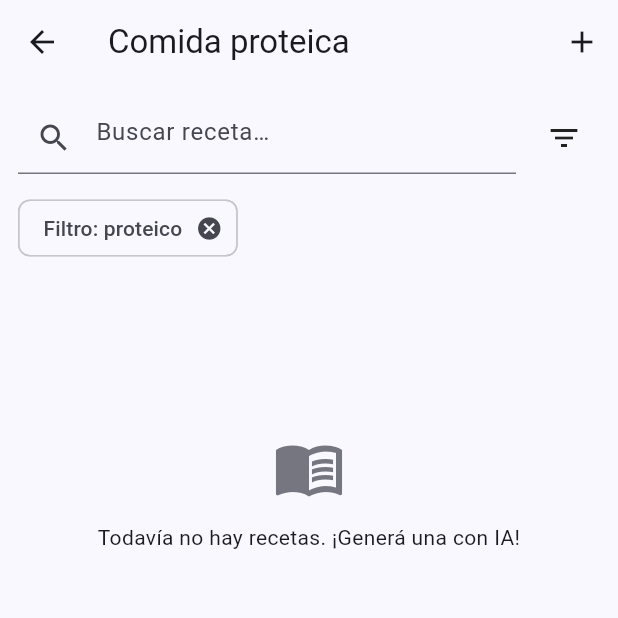
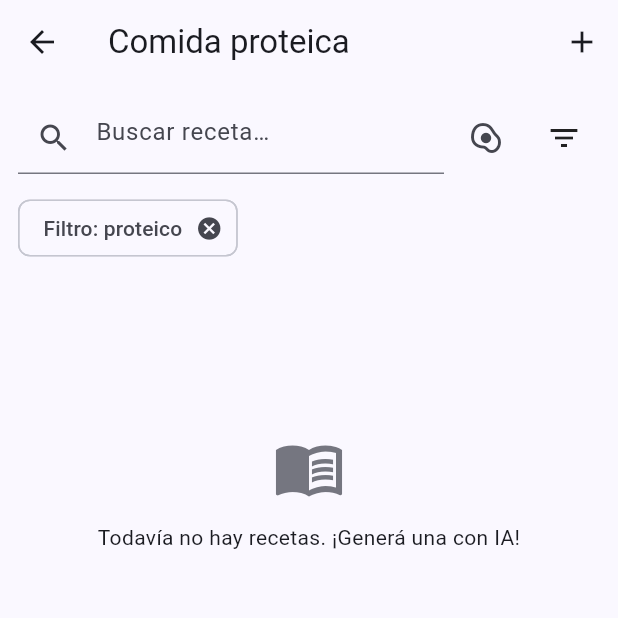
Before and after one commit to ShinraCodeApp/chef-ai-shinra, a Flutter app: the RecipesListScreen screen opened directly, on a phone screen of 412 x 824 dp, the top half of it. Run offline on Flutter 3.47's test engine with Material 3 defaults, Android fonts, the phone set to English and light mode, and no system bars; our stand-ins replace dio, flutter_secure_storage, flutter_tts, image_picker, share_plus, shared_preferences and 1 more; accounts and stored records are empty; network calls fail.

Commit message:
Agregar buscador de recetas por ingrediente
Nuevo query param ?ingredient= en GET /recipes que filtra por nombre de
ingrediente (parcial, case-insensitive). En la pantalla de recetas se
agrega un boton para alternar la busqueda entre titulo e ingrediente.

Co-Authored-By: Claude Sonnet 5 <noreply@anthropic.com>

```diff
--- a/app/lib/providers/recipes_provider.dart
+++ b/app/lib/providers/recipes_provider.dart
@@ -14,6 +14,7 @@ class RecipesProvider extends ChangeNotifier {
   int totalPages = 1;
   String search = '';
   String? dietTag;
+  String ingredient = '';
 
   List<Recipe> favorites = [];
   bool isLoadingFavorites = false;
@@ -29,6 +30,7 @@ class RecipesProvider extends ChangeNotifier {
         'limit': 20,
         if (search.isNotEmpty) 'search': search,
         if (dietTag != null) 'dietTag': dietTag,
+        if (ingredient.isNotEmpty) 'ingredient': ingredient,
       });
       final paginated = Paginated<Recipe>.fromJson(
         response.data as Map<String, dynamic>,
--- a/app/lib/screens/recipes/recipes_list_screen.dart
+++ b/app/lib/screens/recipes/recipes_list_screen.dart
@@ -32,6 +32,7 @@ class RecipesListScreen extends StatefulWidget {
 
 class _RecipesListScreenState extends State<RecipesListScreen> {
   final _searchController = TextEditingController();
+  bool _searchByIngredient = false;
 
   @override
   void initState() {
@@ -94,17 +95,50 @@ class _RecipesListScreenState extends State<RecipesListScreen> {
                   Expanded(
                     child: TextField(
                       controller: _searchController,
-                      decoration: const InputDecoration(
-                        hintText: 'Buscar receta…',
-                        prefixIcon: Icon(Icons.search),
+                      decoration: InputDecoration(
+                        hintText: _searchByIngredient
+                            ? 'Buscar por ingrediente…'
+                            : 'Buscar receta…',
+                        prefixIcon: const Icon(Icons.search),
                       ),
                       onSubmitted: (value) {
-                        provider.search = value;
+                        if (_searchByIngredient) {
+                          provider.ingredient = value;
+                          provider.search = '';
+                        } else {
+                          provider.search = value;
+                          provider.ingredient = '';
+                        }
                         provider.loadRecipes();
                       },
                     ),
                   ),
-                  const SizedBox(width: 8),
+                  const SizedBox(width: 4),
+                  IconButton(
+                    icon: Icon(
+                      _searchByIngredient
+                          ? Icons.egg_alt
+                          : Icons.egg_alt_outlined,
+                    ),
+                    tooltip: _searchByIngredient
+                        ? 'Buscando por ingrediente'
+                        : 'Buscar por ingrediente',
+                    onPressed: () {
+                      setState(
+                        () => _searchByIngredient = !_searchByIngredient,
+                      );
+                      final value = _searchController.text;
+                      if (_searchByIngredient) {
+                        provider.ingredient = value;
+                        provider.search = '';
+                      } else {
+                        provider.search = value;
+                        provider.ingredient = '';
+                      }
+                      if (value.isNotEmpty) provider.loadRecipes();
+                    },
+                  ),
+                  const SizedBox(width: 4),
                   PopupMenuButton<String?>(
                     icon: const Icon(Icons.filter_list),
                     onSelected: (value) {
@@ -133,6 +167,21 @@ class _RecipesListScreenState extends State<RecipesListScreen> {
                     label: Text('Filtro: ${dietTagLabel(provider.dietTag!)}'),
                     onDeleted: () {
                       provider.dietTag = null;
+                      provider.loadRecipes();
+                    },
+                  ),
+                ),
+              ),
+            if (provider.ingredient.isNotEmpty)
+              Padding(
+                padding: const EdgeInsets.symmetric(horizontal: 12),
+                child: Align(
+                  alignment: Alignment.centerLeft,
+                  child: Chip(
+                    label: Text('Ingrediente: ${provider.ingredient}'),
+                    onDeleted: () {
+                      provider.ingredient = '';
+                      _searchController.clear();
                       provider.loadRecipes();
                     },
                   ),
```
Also changed, not shown: 2 other files.
